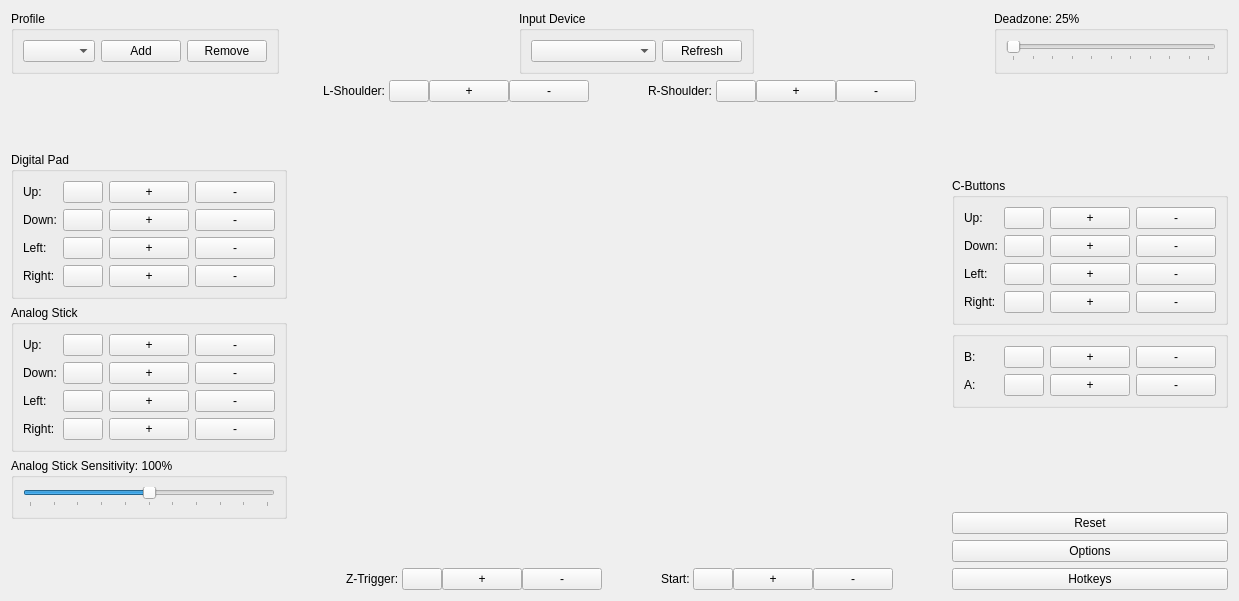
Above: Source/RMG-Input/UserInterface/Widget/ControllerWidget.ui from Rosalie241/RMG before the change. Below: the same form after it.
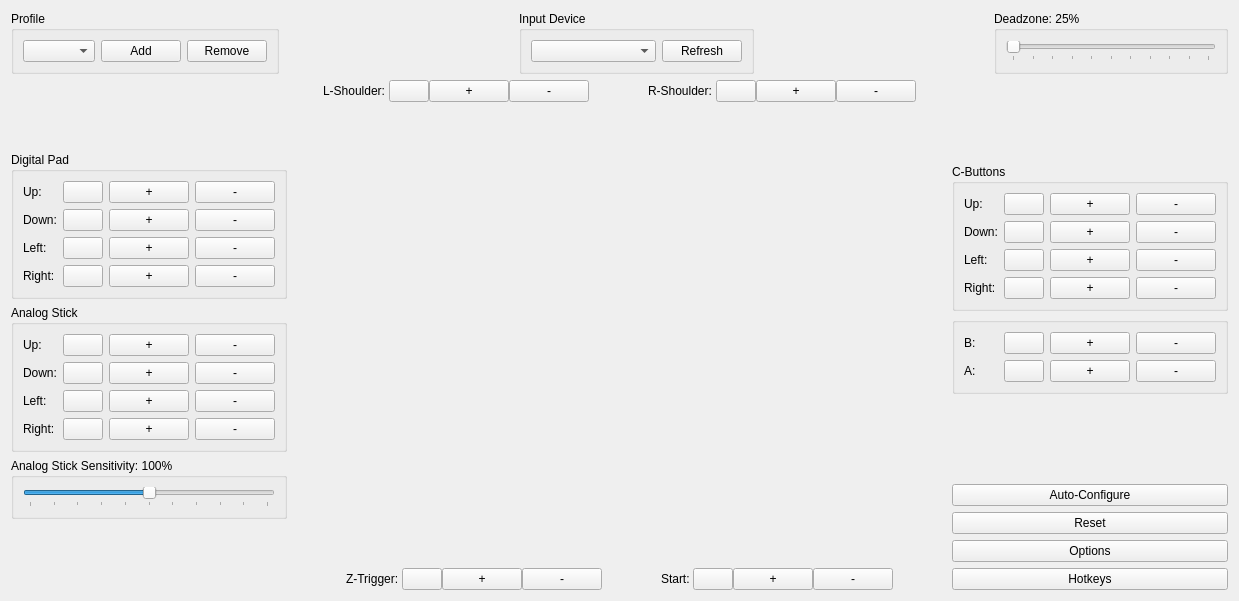
That is the form after the change. Custom widgets are drawn as their Qt base class.

Commit message: RMG-Input: add 'Auto-Configure' feature

```diff
--- a/Source/RMG-Input/UserInterface/Widget/ControllerWidget.ui
+++ b/Source/RMG-Input/UserInterface/Widget/ControllerWidget.ui
@@ -1253,6 +1253,13 @@
          </property>
         </spacer>
        </item>
+       <item>
+        <widget class="QPushButton" name="autoConfigButton">
+         <property name="text">
+          <string>Auto-Configure</string>
+         </property>
+        </widget>
+       </item>
        <item>
         <widget class="QPushButton" name="resetButton">
          <property name="text">
```
The commit also changes 8 other files.
